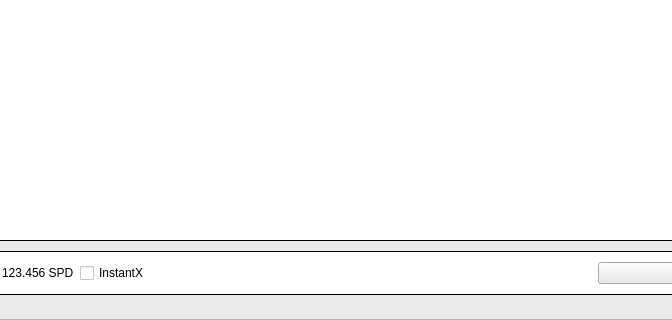
Old version of the form src/qt/forms/sendcoinsdialog.ui in the repository Stipend-Developer/stipend; both pictures show x 266 to 938 and y 430 to 750 of the 1100 by 750 pixel window.
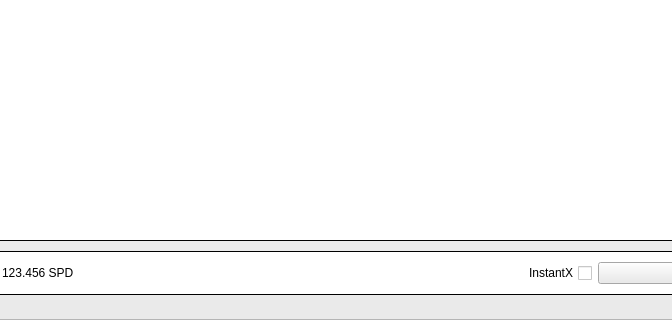
New version of the form.

Commit message: Reorganize sendcoinsdialog.ui toolbar

What changed in the file:
```diff
--- a/src/qt/forms/sendcoinsdialog.ui
+++ b/src/qt/forms/sendcoinsdialog.ui
@@ -1152,16 +1152,6 @@
                  </property>
                 </widget>
                </item>
-               <item>
-                <widget class="QCheckBox" name="checkInstantX">
-                 <property name="styleSheet">
-                  <string notr="true">background-color: #fff</string>
-                 </property>
-                 <property name="text">
-                  <string>InstantX</string>
-                 </property>
-                </widget>
-               </item>
               </layout>
              </item>
              <item>
@@ -1177,6 +1167,19 @@
                </property>
               </spacer>
              </item>
+             <item>
+              <widget class="QCheckBox" name="checkInstantX">
+               <property name="layoutDirection">
+                <enum>Qt::RightToLeft</enum>
+               </property>
+               <property name="styleSheet">
+                <string notr="true">background-color: #fff</string>
+               </property>
+               <property name="text">
+                <string>InstantX</string>
+               </property>
+              </widget>
+             </item>
              <item>
               <widget class="QPushButton" name="sendButton">
                <property name="minimumSize">
```
